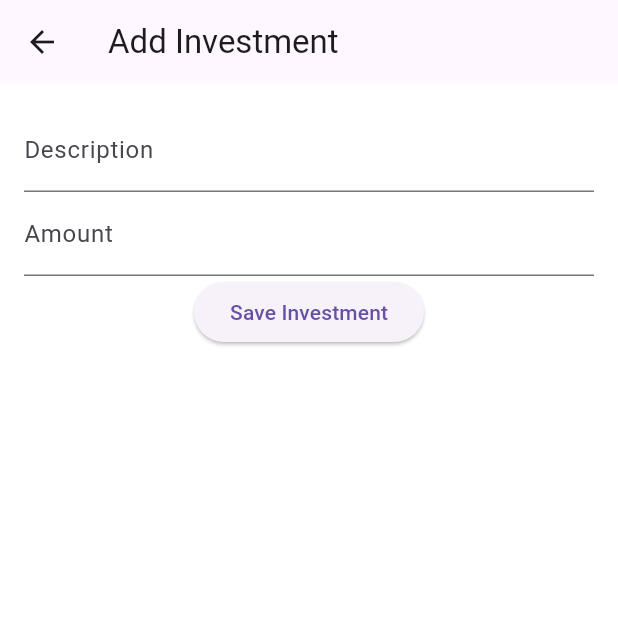
After one commit to mcarney7/project1, a Flutter app: the InvestmentScreen screen opened by its route, after a tap on "Save Investment", on a phone screen of 412 x 824 dp, the top half of it. The commit adds this screen. Run offline on Flutter 3.47's test engine with Material 3 defaults, Android fonts, the phone set to English and light mode, and no system bars; our stand-ins replace shared_preferences, sqflite; accounts and stored records are empty.

Commit message:
Added new 'Investments' page to the dashboard. Created 'investment_screen.dart' file. Updated 'routes.dart' and 'db_helper.dart' files. Modified 'home_dashboard_screen.dart' to include a button for navigating to the 'Investments' page.

```diff
--- a/lib/routes.dart
+++ b/lib/routes.dart
@@ -5,6 +5,7 @@ import 'package:project1/screens/income_screen.dart';
 import 'package:project1/screens/expense_screen.dart';
 import 'package:project1/screens/savings_goal_screen.dart';
 import 'package:project1/screens/report_screen.dart';
+import 'package:project1/screens/investment_screen.dart'; // Import Investment Screen
 
 // Define a Map of routes
 final Map<String, WidgetBuilder> appRoutes = {
@@ -14,6 +15,7 @@ final Map<String, WidgetBuilder> appRoutes = {
   '/expenses': (context) => ExpenseScreen(),        // Expense Screen
   '/savings': (context) => SavingsGoalScreen(),     // Savings Goal Screen
   '/reports': (context) => ReportScreen(),          // Report Screen
+  '/investments': (context) => InvestmentScreen(),  // Investment Screen - New Route
 };
 
 // Function to generate routes for the app
@@ -28,11 +30,11 @@ Route<dynamic> generateRoute(RouteSettings settings) {
 
   // Fallback to a default screen if the route is not found
   return MaterialPageRoute(
-    builder: (context) => UnknownRouteScreen(), // You can replace this with a custom "Page Not Found" screen
+    builder: (context) => UnknownRouteScreen(),
   );
 }
 
-// Optional: Screen to display when a route is not found
+// Screen to display when a route is not found
 class UnknownRouteScreen extends StatelessWidget {
   @override
   Widget build(BuildContext context) {
--- a/lib/screens/home_dashboard_screen.dart
+++ b/lib/screens/home_dashboard_screen.dart
@@ -43,6 +43,12 @@ class _HomeDashboardState extends State<HomeDashboard> {
               },
               child: Text("Add Expenses"),
             ),
+            ElevatedButton(
+              onPressed: () {
+                Navigator.pushNamed(context, '/investments'); // New button for Investments page
+              },
+              child: Text("Add Investments"),
+            ),
           ],
         ),
       ),
--- /dev/null
+++ b/lib/screens/investment_screen.dart
@@ -0,0 +1,40 @@
+import 'package:flutter/material.dart';
+import 'package:project1/services/db_helper.dart';
+
+class InvestmentScreen extends StatefulWidget {
+  @override
+  _InvestmentScreenState createState() => _InvestmentScreenState();
+}
+
+class _InvestmentScreenState extends State<InvestmentScreen> {
+  final TextEditingController descriptionController = TextEditingController();
+  final TextEditingController amountController = TextEditingController();
+  final DatabaseHelper dbHelper = DatabaseHelper.instance;
+
+  Future<void> addInvestment() async {
+    Map<String, dynamic> investment = {
+      'description': descriptionController.text,
+      'amount': double.parse(amountController.text),
+      'date': DateTime.now().toString(),
+    };
+    await dbHelper.insertInvestment(investment);
+    Navigator.pop(context);
+  }
+
+  @override
+  Widget build(BuildContext context) {
+    return Scaffold(
+      appBar: AppBar(title: Text("Add Investment")),
+      body: Padding(
+        padding: const EdgeInsets.all(16.0),
+        child: Column(
+          children: [
+            TextField(controller: descriptionController, decoration: InputDecoration(labelText: 'Description')),
+            TextField(controller: amountController, decoration: InputDecoration(labelText: 'Amount')),
+            ElevatedButton(onPressed: addInvestment, child: Text("Save Investment")),
+          ],
+        ),
+      ),
+    );
+  }
+}
```
Also changed, not shown: lib/services/db_helper.dart (+73 -2 lines).
